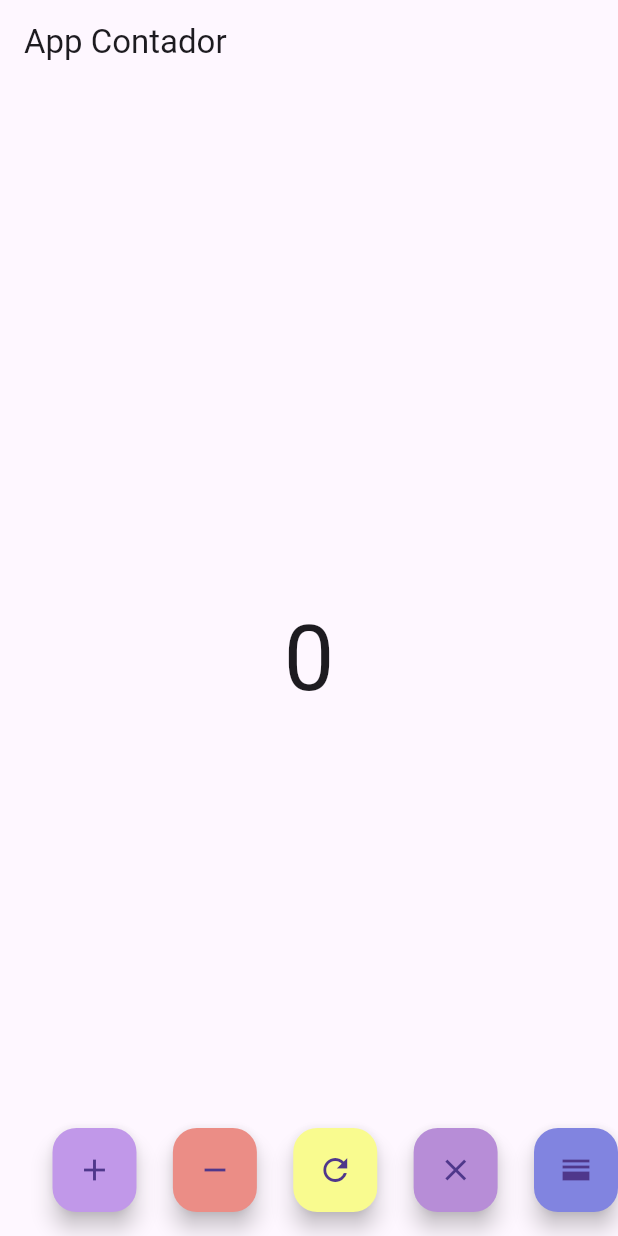
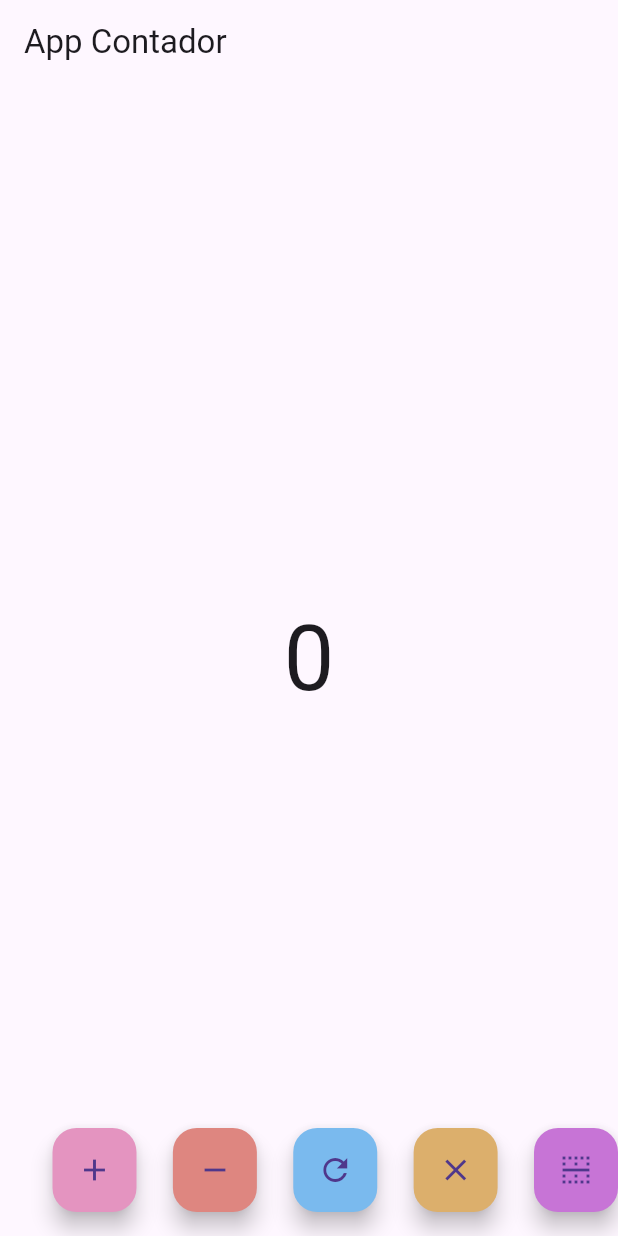
Before and after one commit to Carmen-Crespi/app_contador, a Flutter app: the screen it shows after launch, on a phone screen of 412 x 824 dp. Run offline on Flutter 3.47's test engine with Material 3 defaults, Android fonts, the phone set to English and light mode, and no system bars.

Commit message:
Modificacion1

```diff
--- a/lib/main.dart
+++ b/lib/main.dart
@@ -9,11 +9,7 @@ class MyApp extends StatelessWidget {
 
   @override
   Widget build(BuildContext context) {
-    return MaterialApp(
-      title: 'App Contador',
-      theme: ThemeData(primarySwatch: Colors.blue),
-      home: const ContadorPage(),
-    );
+    return MaterialApp(title: 'App Contador', home: const ContadorPage());
   }
 }
 
@@ -72,36 +68,36 @@ class _ContadorPageState extends State<ContadorPage> {
             FloatingActionButton(
               heroTag: 'sumar',
               onPressed: _sumar,
-              backgroundColor: const Color.fromARGB(255, 193, 152, 233),
+              backgroundColor: const Color.fromARGB(255, 228, 148, 192),
               child: const Icon(Icons.add),
               tooltip: 'Sumar',
             ),
             FloatingActionButton(
               heroTag: 'restar',
               onPressed: _restar,
-              backgroundColor: const Color.fromARGB(255, 235, 141, 134),
+              backgroundColor: const Color.fromARGB(255, 222, 134, 128),
               child: const Icon(Icons.remove),
               tooltip: 'Restar',
             ),
             FloatingActionButton(
               heroTag: 'resetear',
               onPressed: _resetear,
-              backgroundColor: const Color.fromARGB(255, 249, 251, 143),
+              backgroundColor: const Color.fromARGB(255, 122, 186, 238),
               child: const Icon(Icons.refresh),
               tooltip: 'Resetear',
             ),
             FloatingActionButton(
               heroTag: 'multiplicar',
               onPressed: _multiplicar,
-              backgroundColor: const Color.fromARGB(255, 183, 141, 215),
+              backgroundColor: const Color.fromARGB(255, 220, 175, 108),
               child: const Icon(Icons.clear),
               tooltip: 'Multiplicar',
             ),
             FloatingActionButton(
               heroTag: 'dividir',
               onPressed: _dividir,
-              backgroundColor: const Color.fromARGB(255, 129, 132, 224),
-              child: const Icon(Icons.horizontal_split),
+              backgroundColor: const Color.fromARGB(255, 199, 116, 214),
+              child: const Icon(Icons.border_horizontal),
               tooltip: 'Dividir',
             ),
           ],
```
